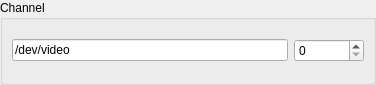
This is src/display/qt/windows/ControlPanel/Capture/InputChannel.ui in mrehkopf/vcs as Qt 5 draws it before an edit. The edited form follows.
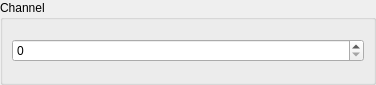
This is the edited form.

Commit message:
ui/control-panel/capture: Remove "/dev/video" label from channel selector
More generalizable, not tied to Linux.

```diff
--- a/src/display/qt/windows/ControlPanel/Capture/InputChannel.ui
+++ b/src/display/qt/windows/ControlPanel/Capture/InputChannel.ui
@@ -35,34 +35,10 @@
       <string>Channel</string>
      </property>
      <layout class="QVBoxLayout" name="verticalLayout_2">
-      <property name="topMargin">
-       <number>9</number>
-      </property>
-      <property name="bottomMargin">
-       <number>9</number>
-      </property>
-      <item>
-       <layout class="QHBoxLayout" name="horizontalLayout">
-        <item>
-         <widget class="QLineEdit" name="lineEdit">
-          <property name="sizePolicy">
-           <sizepolicy hsizetype="Expanding" vsizetype="Fixed">
-            <horstretch>0</horstretch>
-            <verstretch>0</verstretch>
-           </sizepolicy>
-          </property>
-          <property name="text">
-           <string>/dev/video</string>
-          </property>
-          <property name="readOnly">
-           <bool>true</bool>
-          </property>
-         </widget>
-        </item>
         <item>
          <widget class="QSpinBox" name="spinBox_deviceIdx">
           <property name="sizePolicy">
-           <sizepolicy hsizetype="Maximum" vsizetype="Fixed">
+         <sizepolicy hsizetype="Minimum" vsizetype="Maximum">
             <horstretch>0</horstretch>
             <verstretch>0</verstretch>
            </sizepolicy>
@@ -77,8 +53,6 @@
            <number>1024</number>
           </property>
          </widget>
-        </item>
-       </layout>
       </item>
      </layout>
     </widget>
```
Lines whose indentation alone changed are shown as unchanged.
